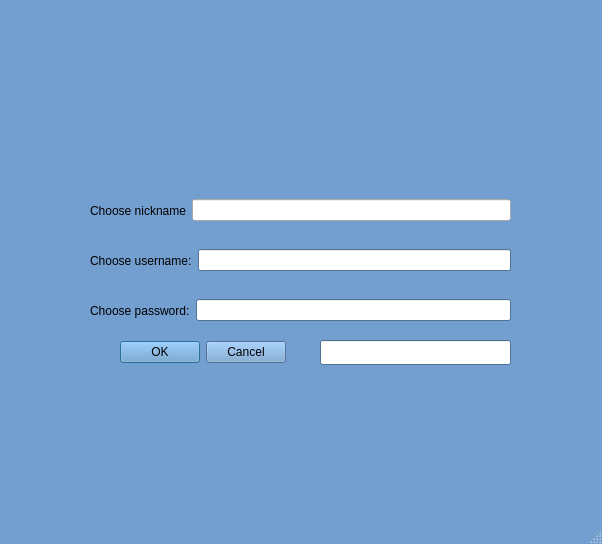
First picture: the form in Client/mainwindow.ui, repository MATF-RS20/RS023-group-chat, before the edit.
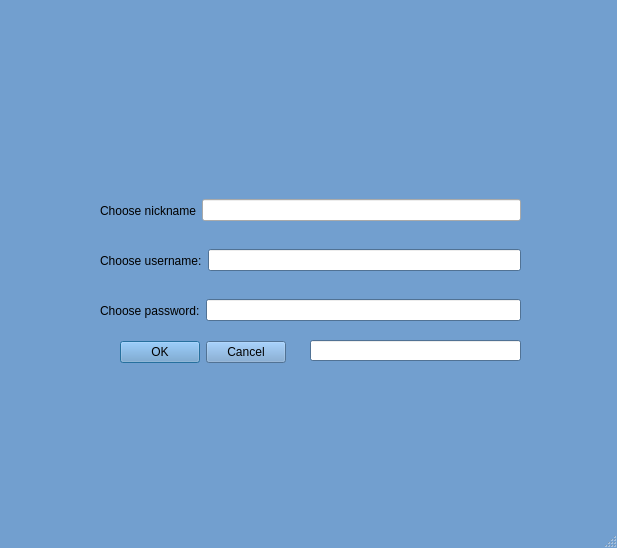
Second picture: the form after the edit. The open tabs and pages were chosen to show the change. Icons and pictures are not drawn.

The edit to the form file:
```diff
--- a/Client/mainwindow.ui
+++ b/Client/mainwindow.ui
@@ -6,8 +6,8 @@
    <rect>
     <x>0</x>
     <y>0</y>
-    <width>602</width>
-    <height>544</height>
+    <width>617</width>
+    <height>548</height>
    </rect>
   </property>
   <property name="palette">
@@ -465,14 +465,14 @@
    <widget class="QStackedWidget" name="stackedWidget">
     <property name="geometry">
      <rect>
-      <x>-30</x>
+      <x>-20</x>
       <y>0</y>
       <width>631</width>
-      <height>491</height>
+      <height>501</height>
      </rect>
     </property>
     <property name="currentIndex">
-     <number>0</number>
+     <number>1</number>
     </property>
     <widget class="QWidget" name="loginPage">
      <property name="enabled">
@@ -2427,7 +2427,7 @@
       </property>
       <property name="icon">
        <iconset>
-        <normaloff>../images/300819-Wickes-Log-In-TradePro-Icon.png</normaloff>../images/300819-Wickes-Log-In-TradePro-Icon.png</iconset>
+        <normaloff>../images/user_plus.png</normaloff>../images/user_plus.png</iconset>
       </property>
      </widget>
      <widget class="QLabel" name="label_8">
@@ -2451,12 +2451,79 @@
      <widget class="QLineEdit" name="error_msg_line_2">
       <property name="geometry">
        <rect>
-        <x>70</x>
-        <y>370</y>
-        <width>301</width>
-        <height>31</height>
+        <x>150</x>
+        <y>360</y>
+        <width>231</width>
+        <height>21</height>
        </rect>
       </property>
+      <property name="palette">
+       <palette>
+        <active>
+         <colorrole role="Text">
+          <brush brushstyle="SolidPattern">
+           <color alpha="255">
+            <red>204</red>
+            <green>0</green>
+            <blue>0</blue>
+           </color>
+          </brush>
+         </colorrole>
+         <colorrole role="PlaceholderText">
+          <brush brushstyle="NoBrush">
+           <color alpha="128">
+            <red>204</red>
+            <green>0</green>
+            <blue>0</blue>
+           </color>
+          </brush>
+         </colorrole>
+        </active>
+        <inactive>
+         <colorrole role="Text">
+          <brush brushstyle="SolidPattern">
+           <color alpha="255">
+            <red>204</red>
+            <green>0</green>
+            <blue>0</blue>
+           </color>
+          </brush>
+         </colorrole>
+         <colorrole role="PlaceholderText">
+          <brush brushstyle="NoBrush">
+           <color alpha="128">
+            <red>204</red>
+            <green>0</green>
+            <blue>0</blue>
+           </color>
+          </brush>
+         </colorrole>
+        </inactive>
+        <disabled>
+         <colorrole role="Text">
+          <brush brushstyle="SolidPattern">
+           <color alpha="255">
+            <red>57</red>
+            <green>79</green>
+            <blue>103</blue>
+           </color>
+          </brush>
+         </colorrole>
+         <colorrole role="PlaceholderText">
+          <brush brushstyle="NoBrush">
+           <color alpha="128">
+            <red>204</red>
+            <green>0</green>
+            <blue>0</blue>
+           </color>
+          </brush>
+         </colorrole>
+        </disabled>
+       </palette>
+      </property>
+      <property name="readOnly">
+       <bool>true</bool>
+      </property>
      </widget>
     </widget>
     <widget class="QWidget" name="chatPage">
@@ -2549,8 +2616,8 @@
      <widget class="QLabel" name="label_9">
       <property name="geometry">
        <rect>
-        <x>250</x>
-        <y>30</y>
+        <x>260</x>
+        <y>40</y>
         <width>141</width>
         <height>131</height>
        </rect>
@@ -2559,7 +2626,7 @@
        <string/>
       </property>
       <property name="pixmap">
-       <pixmap>../images/300819-Wickes-Log-In-TradePro-Icon.png</pixmap>
+       <pixmap>../images/user_plus.png</pixmap>
       </property>
       <property name="scaledContents">
        <bool>true</bool>
@@ -2629,7 +2696,7 @@
      <widget class="QDialogButtonBox" name="buttonBox">
       <property name="geometry">
        <rect>
-        <x>150</x>
+        <x>140</x>
         <y>340</y>
         <width>166</width>
         <height>25</height>
@@ -3113,12 +3180,79 @@
      <widget class="QLineEdit" name="error_msg_line">
       <property name="geometry">
        <rect>
-        <x>350</x>
+        <x>330</x>
         <y>340</y>
-        <width>191</width>
-        <height>25</height>
+        <width>211</width>
+        <height>21</height>
        </rect>
       </property>
+      <property name="palette">
+       <palette>
+        <active>
+         <colorrole role="Text">
+          <brush brushstyle="SolidPattern">
+           <color alpha="255">
+            <red>204</red>
+            <green>0</green>
+            <blue>0</blue>
+           </color>
+          </brush>
+         </colorrole>
+         <colorrole role="PlaceholderText">
+          <brush brushstyle="NoBrush">
+           <color alpha="128">
+            <red>204</red>
+            <green>0</green>
+            <blue>0</blue>
+           </color>
+          </brush>
+         </colorrole>
+        </active>
+        <inactive>
+         <colorrole role="Text">
+          <brush brushstyle="SolidPattern">
+           <color alpha="255">
+            <red>204</red>
+            <green>0</green>
+            <blue>0</blue>
+           </color>
+          </brush>
+         </colorrole>
+         <colorrole role="PlaceholderText">
+          <brush brushstyle="NoBrush">
+           <color alpha="128">
+            <red>204</red>
+            <green>0</green>
+            <blue>0</blue>
+           </color>
+          </brush>
+         </colorrole>
+        </inactive>
+        <disabled>
+         <colorrole role="Text">
+          <brush brushstyle="SolidPattern">
+           <color alpha="255">
+            <red>57</red>
+            <green>79</green>
+            <blue>103</blue>
+           </color>
+          </brush>
+         </colorrole>
+         <colorrole role="PlaceholderText">
+          <brush brushstyle="NoBrush">
+           <color alpha="128">
+            <red>204</red>
+            <green>0</green>
+            <blue>0</blue>
+           </color>
+          </brush>
+         </colorrole>
+        </disabled>
+       </palette>
+      </property>
+      <property name="readOnly">
+       <bool>true</bool>
+      </property>
      </widget>
     </widget>
    </widget>
@@ -3128,7 +3262,7 @@
     <rect>
      <x>0</x>
      <y>0</y>
-     <width>602</width>
+     <width>617</width>
      <height>22</height>
     </rect>
    </property>
```
